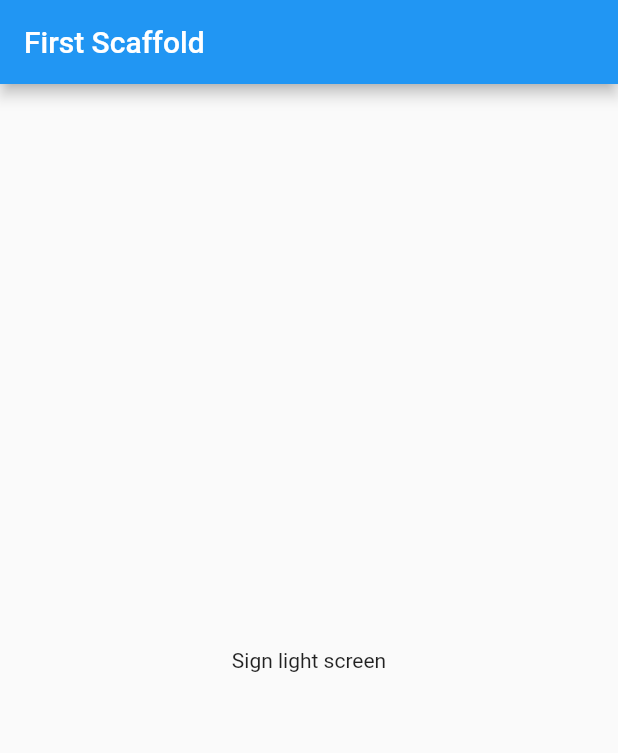
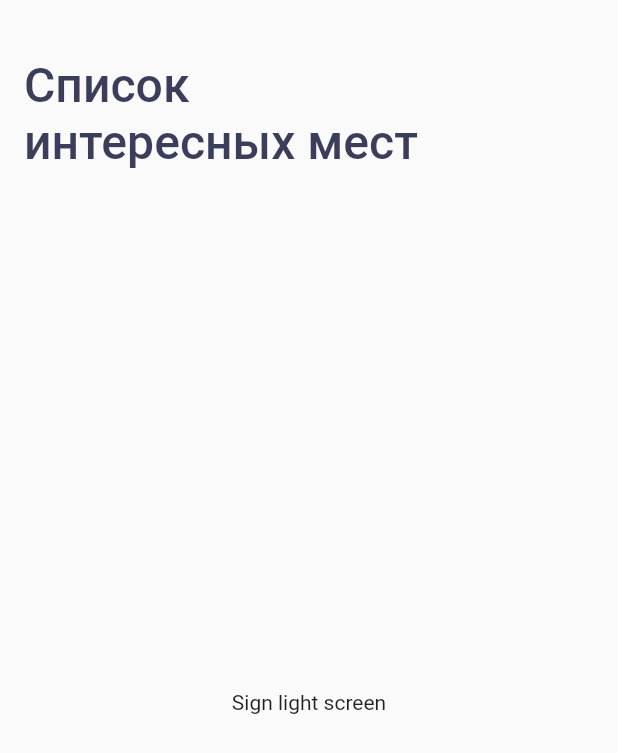
Before and after one commit to pogorelets/places, a Flutter app: the screen it shows after launch, on a phone screen of 412 x 824 dp. Shown: the top 753 px of the screen. Run offline on Flutter 3.47's test engine with Material 2 defaults, Android fonts, the phone set to English and light mode, and no system bars.

Commit message:
task 4.2.1 Text

```diff
--- a/lib/ui/screen/sign_screen.dart
+++ b/lib/ui/screen/sign_screen.dart
@@ -9,9 +9,25 @@ class _SignLightScreenState extends State<SignLightScreen> {
   @override
   Widget build(BuildContext context) {
     return Scaffold(
-        appBar: AppBar(title: Text("First Scaffold"),),
+
+        appBar: AppBar(
+          toolbarHeight: 112,
+          backgroundColor: Colors.transparent,
+          elevation: 0.0,
+          title: Padding(
+            padding: EdgeInsets.only(top: 40.0),
+            child: Text(
+              "Список\nинтересных мест",
+              textAlign: TextAlign.left,
+              style: TextStyle(color: const Color(0xFF3B3E5B),
+              fontSize: 32,
+
+              ),
+            ),
+          ),
+        ),
         body: Container(
-      child: Center(child: Text("Sign light screen")),
-    ));
+          child: Center(child: Text("Sign light screen")),
+        ));
   }
 }
```
